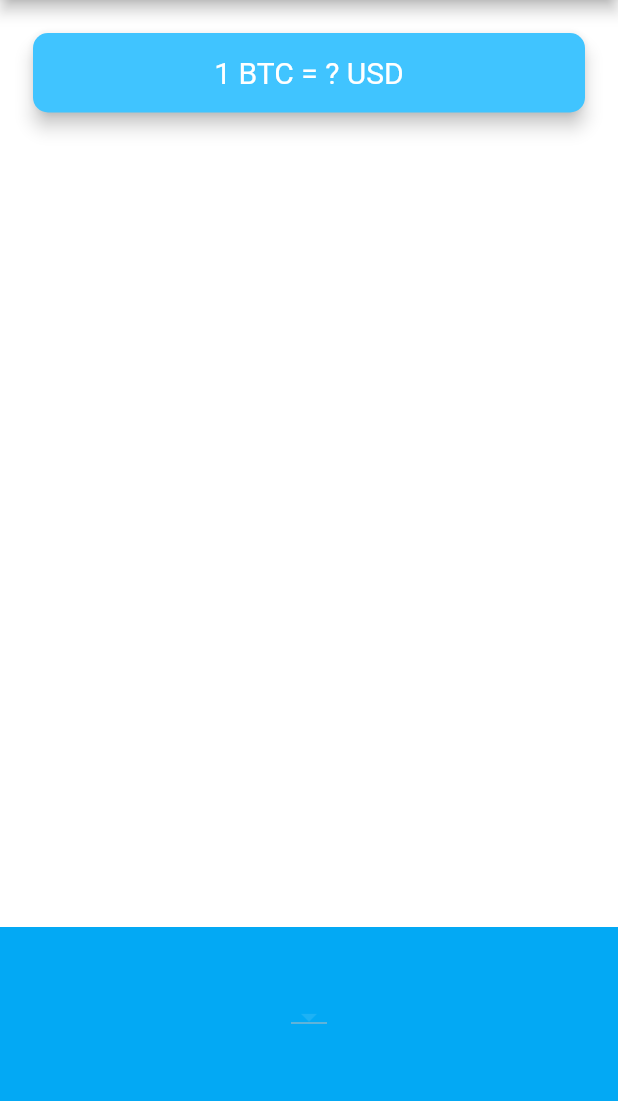
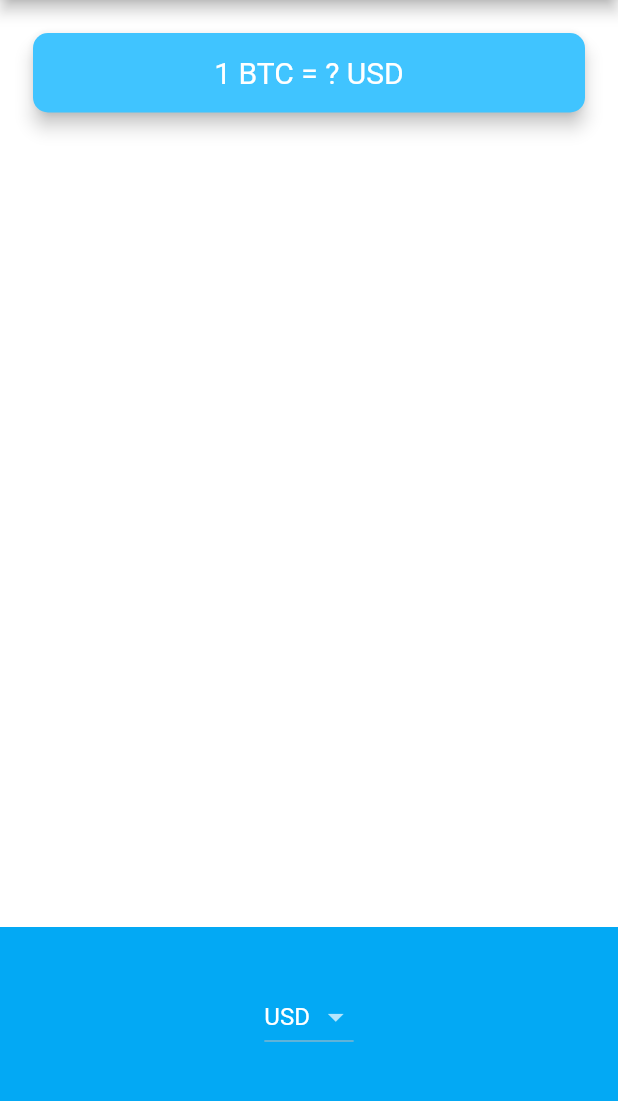
Before and after one commit to Oyekunle-Mark/rango_coin, a Flutter app: the screen it shows after launch, on a phone screen of 412 x 824 dp, the part 84-1185 px from its top. Run offline on Flutter 3.47's test engine with Material 2 defaults, Android fonts, the phone set to English and light mode, and no system bars.

Commit message:
Used the method to show dropdown

```diff
--- a/lib/price_screen.dart
+++ b/lib/price_screen.dart
@@ -64,20 +64,7 @@ class _PriceScreenState extends State<PriceScreen> {
             color: Colors.lightBlue,
             child: DropdownButton<String>(
               value: _selectedCurrency,
-              items: [
-//                DropdownMenuItem(
-//                  child: Text('USD'),
-//                  value: 'USD',
-//                ),
-//                DropdownMenuItem(
-//                  child: Text('EUR'),
-//                  value: 'EUR',
-//                ),
-//                DropdownMenuItem(
-//                  child: Text('GBP'),
-//                  value: 'GBP',
-//                ),
-              ],
+              items: getDropDownItems(),
               onChanged: (value) {
                 setState(() {
                   _selectedCurrency = value;
```
